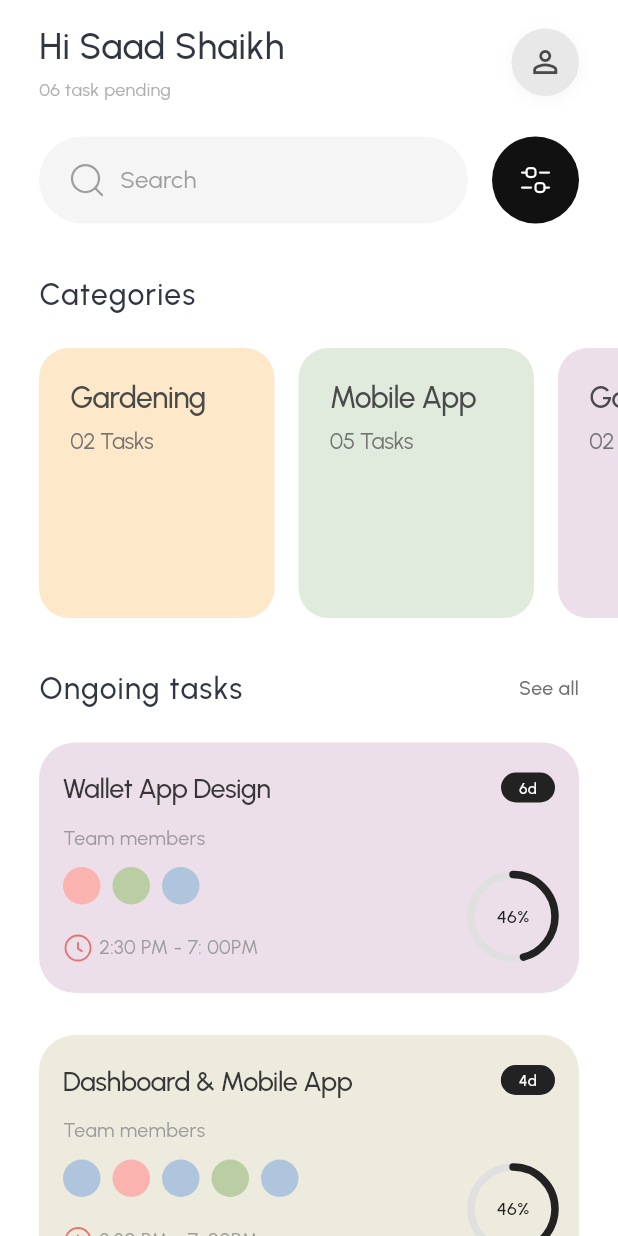
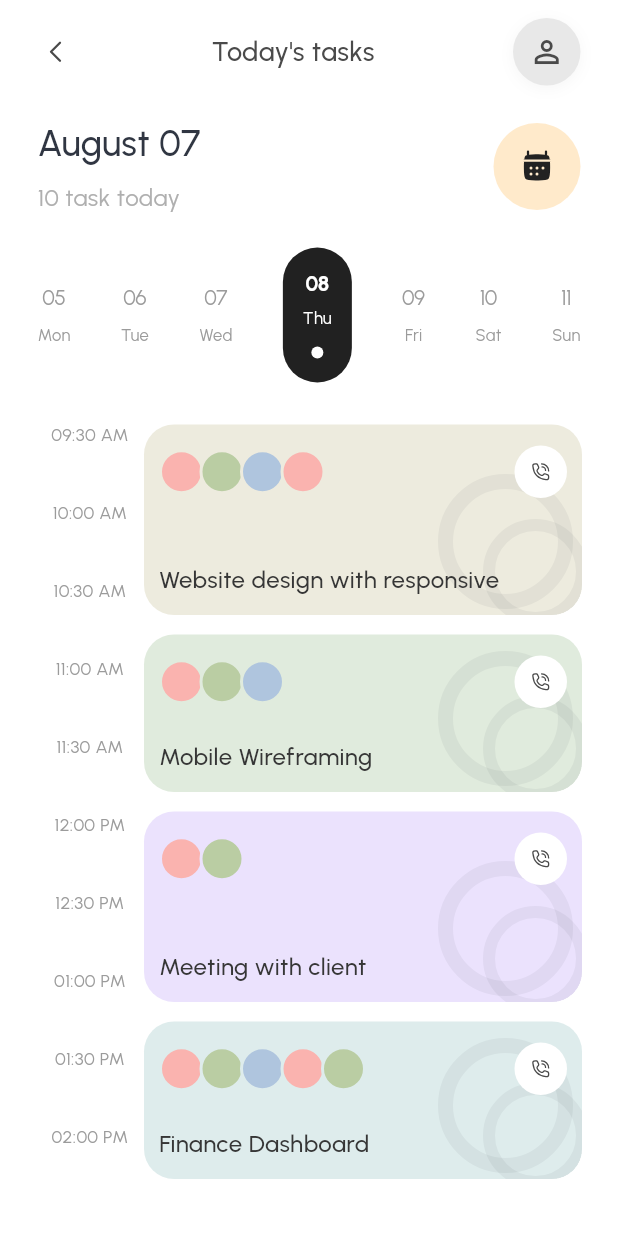
Before and after one commit to SherazAli-67/minimal-todo, a Flutter app: the screen it shows after launch, after a tap on "See all", on a phone screen of 412 x 824 dp. Run offline on Flutter 3.47's test engine with Material 3 defaults, Android fonts, the phone set to English and light mode, and no system bars; our stand-ins replace flutter_svg, go_router.

Commit message:
Minimal todo - Project Structure
1. Todays task screen completed

```diff
--- a/lib/constants/string_constant.dart
+++ b/lib/constants/string_constant.dart
@@ -9,4 +9,7 @@ class StringConst {
   static const ongoingTasks = 'Ongoing tasks';
   static const seeAll = 'See all';
   static const teamMembers = 'Team members';
+  static const todayTasks = "Today's tasks";
+  static const todayDate = 'August 07';
+  static const tasksToday = '10 task today';
 }
--- a/lib/core/app_colors.dart
+++ b/lib/core/app_colors.dart
@@ -23,4 +23,8 @@ class AppColors {
   static const memberCoral = Color(0xFFFAB3AF);
   static const memberSage = Color(0xFFBACDA3);
   static const memberBlue = Color(0xFFAFC5DE);
+  static const calendarButton = Color(0xFFFFEACB);
+  static const selectedDay = Color(0xFF212121);
+  static const timelinePurple = Color(0xFFEBE2FD);
+  static const timelineCyan = Color(0xFFDEECEC);
 }
--- a/lib/core/app_data.dart
+++ b/lib/core/app_data.dart
@@ -1,6 +1,8 @@
 import 'package:minimal_todo/core/app_colors.dart';
 import 'package:minimal_todo/core/models/category.dart';
 import 'package:minimal_todo/core/models/ongoing_task.dart';
+import 'package:minimal_todo/core/models/timeline_task.dart';
+import 'package:minimal_todo/core/models/week_day.dart';
 
 class AppData {
   static const categories = [
@@ -49,4 +51,74 @@ class AppData {
       backgroundColor: AppColors.taskBeige,
     ),
   ];
+
+  static const selectedWeekDayIndex = 3;
+
+  static const weekDays = [
+    WeekDay(day: 5, label: 'Mon'),
+    WeekDay(day: 6, label: 'Tue'),
+    WeekDay(day: 7, label: 'Wed'),
+    WeekDay(day: 8, label: 'Thu'),
+    WeekDay(day: 9, label: 'Fri'),
+    WeekDay(day: 10, label: 'Sat'),
+    WeekDay(day: 11, label: 'Sun'),
+  ];
+
+  static const timelineTimes = [
+    '09:30 AM',
+    '10:00 AM',
+    '10:30 AM',
+    '11:00 AM',
+    '11:30 AM',
+    '12:00 PM',
+    '12:30 PM',
+    '01:00 PM',
+    '01:30 PM',
+    '02:00 PM',
+  ];
+
+  static const timelineTasks = [
+    TimelineTask(
+      title: 'Website design with responsive',
+      memberColors: [
+        AppColors.memberCoral,
+        AppColors.memberSage,
+        AppColors.memberBlue,
+        AppColors.memberCoral,
+      ],
+      backgroundColor: AppColors.taskBeige,
+      cardHeight: 127,
+    ),
+    TimelineTask(
+      title: 'Mobile Wireframing',
+      memberColors: [
+        AppColors.memberCoral,
+        AppColors.memberSage,
+        AppColors.memberBlue,
+      ],
+      backgroundColor: AppColors.mobileApp,
+      cardHeight: 105,
+    ),
+    TimelineTask(
+      title: 'Meeting with client',
+      memberColors: [
+        AppColors.memberCoral,
+        AppColors.memberSage,
+      ],
+      backgroundColor: AppColors.timelinePurple,
+      cardHeight: 127,
+    ),
+    TimelineTask(
+      title: 'Finance Dashboard',
+      memberColors: [
+        AppColors.memberCoral,
+        AppColors.memberSage,
+        AppColors.memberBlue,
+        AppColors.memberCoral,
+        AppColors.memberSage,
+      ],
+      backgroundColor: AppColors.timelineCyan,
+      cardHeight: 105,
+    ),
+  ];
 }
--- a/lib/core/app_icons.dart
+++ b/lib/core/app_icons.dart
@@ -6,4 +6,5 @@ class AppIcons {
   static const icFilter = '${_iconsPath}ic_filter.svg';
   static const icClock = '${_iconsPath}ic_clock.svg';
   static const icPhone = '${_iconsPath}ic_phone.svg';
+  static const icBack = '${_iconsPath}ic_back.svg';
 }
--- a/lib/core/app_textstyles.dart
+++ b/lib/core/app_textstyles.dart
@@ -94,4 +94,70 @@ class AppTextStyles {
     height: 1.2,
     color: AppColors.badge,
   );
+
+  static const todayAppBar = TextStyle(
+    fontFamily: StringConst.appFontFamily,
+    fontSize: 18,
+    fontWeight: .w500,
+    height: 1.2,
+    color: AppColors.inkMuted,
+  );
+
+  static const tasksToday = TextStyle(
+    fontFamily: StringConst.appFontFamily,
+    fontSize: 16,
+    fontWeight: .w400,
+    height: 1.2,
+    color: AppColors.muted400,
+  );
+
+  static const weekDayNumber = TextStyle(
+    fontFamily: StringConst.appFontFamily,
+    fontSize: 14,
+    fontWeight: .w400,
+    height: 1.2,
+    letterSpacing: -0.28,
+    color: AppColors.muted500,
+  );
+
+  static const weekDayNumberSelected = TextStyle(
+    fontFamily: StringConst.appFontFamily,
+    fontSize: 14,
+    fontWeight: .w700,
+    height: 1.2,
+    letterSpacing: -0.28,
+    color: AppColors.white,
+  );
+
+  static const weekDayLabel = TextStyle(
+    fontFamily: StringConst.appFontFamily,
+    fontSize: 11,
+    fontWeight: .w400,
+    height: 1.2,
+    color: AppColors.muted500,
+  );
+
+  static const weekDayLabelSelected = TextStyle(
+    fontFamily: StringConst.appFontFamily,
+    fontSize: 11,
+    fontWeight: .w400,
+    height: 1.2,
+    color: AppColors.white,
+  );
+
+  static const timelineTime = TextStyle(
+    fontFamily: StringConst.appFontFamily,
+    fontSize: 12,
+    fontWeight: .w400,
+    height: 1.2,
+    color: AppColors.muted500,
+  );
+
+  static const timelineCardTitle = TextStyle(
+    fontFamily: StringConst.appFontFamily,
+    fontSize: 16,
+    fontWeight: .w500,
+    height: 1.2,
+    color: AppColors.inkDark,
+  );
 }
--- /dev/null
+++ b/lib/core/models/timeline_task.dart
@@ -0,0 +1,15 @@
+import 'package:flutter/material.dart';
+
+class TimelineTask {
+  const TimelineTask({
+    required this.title,
+    required this.memberColors,
+    required this.backgroundColor,
+    required this.cardHeight,
+  });
+
+  final String title;
+  final List<Color> memberColors;
+  final Color backgroundColor;
+  final double cardHeight;
+}
--- /dev/null
+++ b/lib/core/models/week_day.dart
@@ -0,0 +1,11 @@
+class WeekDay {
+  const WeekDay({
+    required this.day,
+    required this.label,
+  });
+
+  final int day;
+  final String label;
+
+  String get dayLabel => day.toString().padLeft(2, '0');
+}
--- a/lib/router/app_router.dart
+++ b/lib/router/app_router.dart
@@ -1,5 +1,6 @@
 import 'package:go_router/go_router.dart';
 import 'package:minimal_todo/screens/home/home_screen.dart';
+import 'package:minimal_todo/screens/today/today_tasks_screen.dart';
 
 GoRouter router = GoRouter(
   initialLocation: NamedRoutes.home.routeName,
@@ -8,11 +9,16 @@ GoRouter router = GoRouter(
       path: NamedRoutes.home.routeName,
       builder: (_, _) => const HomeScreen(),
     ),
+    GoRoute(
+      path: NamedRoutes.today.routeName,
+      builder: (_, _) => const TodayTasksScreen(),
+    ),
   ],
 );
 
 enum NamedRoutes {
-  home('/home');
+  home('/home'),
+  today('/today');
 
   final String routeName;
 
--- a/lib/screens/home/home_screen.dart
+++ b/lib/screens/home/home_screen.dart
@@ -1,7 +1,9 @@
 import 'package:flutter/material.dart';
+import 'package:go_router/go_router.dart';
 import 'package:minimal_todo/constants/string_constant.dart';
 import 'package:minimal_todo/core/app_data.dart';
 import 'package:minimal_todo/core/app_textstyles.dart';
+import 'package:minimal_todo/router/app_router.dart';
 import 'package:minimal_todo/screens/home/widgets/category_card.dart';
 import 'package:minimal_todo/screens/home/widgets/home_header.dart';
 import 'package:minimal_todo/screens/home/widgets/ongoing_task_card.dart';
@@ -60,7 +62,7 @@ class HomeScreen extends StatelessWidget {
                     ),
                   ),
                   GestureDetector(
-                    onTap: () {},
+                    onTap: () => context.push(NamedRoutes.today.routeName),
                     child: const Text(
                       StringConst.seeAll,
                       style: AppTextStyles.seeAll,
@@ -76,8 +78,11 @@ class HomeScreen extends StatelessWidget {
                 children: [
                   for (var i = 0; i < AppData.ongoingTasks.length; i++) ...[
                     if (i > 0) const SizedBox(height: 28),
-                    OngoingTaskCard(
-                      task: AppData.ongoingTasks[i],
+                    GestureDetector(
+                      onTap: () => context.push(NamedRoutes.today.routeName),
+                      child: OngoingTaskCard(
+                        task: AppData.ongoingTasks[i],
+                      ),
                     ),
                   ],
                 ],
--- /dev/null
+++ b/lib/screens/today/today_tasks_screen.dart
@@ -0,0 +1,95 @@
+import 'package:flutter/material.dart';
+import 'package:minimal_todo/core/app_data.dart';
+import 'package:minimal_todo/core/app_textstyles.dart';
+import 'package:minimal_todo/screens/today/widgets/timeline_task_card.dart';
+import 'package:minimal_todo/screens/today/widgets/today_date_row.dart';
+import 'package:minimal_todo/screens/today/widgets/today_header.dart';
+import 'package:minimal_todo/screens/today/widgets/week_date_strip.dart';
+
+class TodayTasksScreen extends StatefulWidget {
+  const TodayTasksScreen({super.key});
+
+  @override
+  State<TodayTasksScreen> createState() => _TodayTasksScreenState();
+}
+
+class _TodayTasksScreenState extends State<TodayTasksScreen> {
+  late int _selectedDayIndex;
+
+  @override
+  void initState() {
+    super.initState();
+    _selectedDayIndex = AppData.selectedWeekDayIndex;
+  }
+
+  @override
+  Widget build(BuildContext context) {
+    return Scaffold(
+      body: SafeArea(
+        child: ListView(
+          padding: .only(top: 12, bottom: 24),
+          children: [
+            const Padding(
+              padding: .symmetric(horizontal: 25),
+              child: TodayHeader(),
+            ),
+            const SizedBox(height: 24),
+            const Padding(
+              padding: .symmetric(horizontal: 25),
+              child: TodayDateRow(),
+            ),
+            const SizedBox(height: 24),
+            Padding(
+              padding: .symmetric(horizontal: 25),
+              child: WeekDateStrip(
+                selectedIndex: _selectedDayIndex,
+                onSelected: (index) {
+                  setState(() {
+                    _selectedDayIndex = index;
+                  });
+                },
+              ),
+            ),
+            const SizedBox(height: 28),
+            Padding(
+              padding: .symmetric(horizontal: 24),
+              child: Row(
+                crossAxisAlignment: .start,
+                children: [
+                  SizedBox(
+                    width: 72,
+                    child: Column(
+                      children: [
+                        for (final time in AppData.timelineTimes)
+                          SizedBox(
+                            height: 52,
+                            child: Text(
+                              time,
+                              textAlign: .center,
+                              style: AppTextStyles.timelineTime,
+                            ),
+                          ),
+                      ],
+                    ),
+                  ),
+                  Expanded(
+                    child: Column(
+                      children: [
+                        for (var i = 0; i < AppData.timelineTasks.length; i++) ...[
+                          if (i > 0) const SizedBox(height: 13),
+                          TimelineTaskCard(
+                            task: AppData.timelineTasks[i],
+                          ),
+                        ],
+                      ],
+                    ),
+                  ),
+                ],
+              ),
+            ),
+          ],
+        ),
+      ),
+    );
+  }
+}
--- /dev/null
+++ b/lib/screens/today/widgets/timeline_task_card.dart
@@ -0,0 +1,134 @@
+import 'package:flutter/material.dart';
+import 'package:flutter_svg/flutter_svg.dart';
+import 'package:minimal_todo/core/app_colors.dart';
+import 'package:minimal_todo/core/app_icons.dart';
+import 'package:minimal_todo/core/app_textstyles.dart';
+import 'package:minimal_todo/core/models/timeline_task.dart';
+
+class TimelineTaskCard extends StatelessWidget {
+  const TimelineTaskCard({
+    super.key,
+    required this.task,
+  });
+
+  final TimelineTask task;
+
+  @override
+  Widget build(BuildContext context) {
+    return Container(
+      width: double.infinity,
+      height: task.cardHeight,
+      clipBehavior: .hardEdge,
+      decoration: BoxDecoration(
+        color: task.backgroundColor,
+        borderRadius: .circular(20),
+      ),
+      child: Stack(
+        children: [
+          Positioned(
+            right: -24,
+            bottom: -36,
+            child: IgnorePointer(
+              child: _DecorCircles(
+                color: AppColors.ink.withValues(alpha: 0.06),
+              ),
+            ),
+          ),
+          Padding(
+            padding: .only(left: 10, top: 14, right: 10, bottom: 14),
+            child: Column(
+              crossAxisAlignment: .start,
+              children: [
+                Row(
+                  children: [
+                    Expanded(
+                      child: SizedBox(
+                        height: 30,
+                        child: Stack(
+                          children: [
+                            for (var i = 0; i < task.memberColors.length; i++)
+                              Positioned(
+                                left: i * 27,
+                                child: Container(
+                                  width: 30,
+                                  height: 30,
+                                  decoration: BoxDecoration(
+                                    color: task.memberColors[i],
+                                    shape: .circle,
+                                    border: .all(color: task.backgroundColor, width: 2),
+                                  ),
+                                ),
+                              ),
+                          ],
+                        ),
+                      ),
+                    ),
+                    Container(
+                      width: 35,
+                      height: 35,
+                      alignment: .center,
+                      decoration: const BoxDecoration(
+                        color: AppColors.white,
+                        shape: .circle,
+                      ),
+                      child: SvgPicture.asset(AppIcons.icPhone, width: 14, height: 14, colorFilter: .mode(AppColors.inkMuted, .srcIn)),
+                    ),
+                  ],
+                ),
+                const Spacer(),
+                Text(
+                  task.title,
+                  style: AppTextStyles.timelineCardTitle,
+                ),
+              ],
+            ),
+          ),
+        ],
+      ),
+    );
+  }
+}
+
+class _DecorCircles extends StatelessWidget {
+  const _DecorCircles({
+    required this.color,
+  });
+
+  final Color color;
+
+  @override
+  Widget build(BuildContext context) {
+    return SizedBox(
+      width: 140,
+      height: 140,
+      child: Stack(
+        children: [
+          Positioned(
+            left: 20,
+            top: 10,
+            child: Container(
+              width: 90,
+              height: 90,
+              decoration: BoxDecoration(
+                shape: .circle,
+                border: .all(color: color, width: 10),
+              ),
+            ),
+          ),
+          Positioned(
+            left: 50,
+            top: 40,
+            child: Container(
+              width: 70,
+              height: 70,
+              decoration: BoxDecoration(
+                shape: .circle,
+                border: .all(color: color, width: 8),
+              ),
+            ),
+          ),
+        ],
+      ),
+    );
+  }
+}
--- /dev/null
+++ b/lib/screens/today/widgets/today_date_row.dart
@@ -0,0 +1,47 @@
+import 'package:flutter/material.dart';
+import 'package:flutter_svg/flutter_svg.dart';
+import 'package:minimal_todo/constants/string_constant.dart';
+import 'package:minimal_todo/core/app_colors.dart';
+import 'package:minimal_todo/core/app_icons.dart';
+import 'package:minimal_todo/core/app_textstyles.dart';
+
+class TodayDateRow extends StatelessWidget {
+  const TodayDateRow({super.key});
+
+  @override
+  Widget build(BuildContext context) {
+    return Row(
+      children: [
+        const Expanded(
+          child: Column(
+            crossAxisAlignment: .start,
+            children: [
+              Text(
+                StringConst.todayDate,
+                style: AppTextStyles.greeting,
+              ),
+              SizedBox(height: 12),
+              Text(
+                StringConst.tasksToday,
+                style: AppTextStyles.tasksToday,
+              ),
+            ],
+          ),
+        ),
+        GestureDetector(
+          onTap: () {},
+          child: Container(
+            width: 58,
+            height: 58,
+            alignment: .center,
+            decoration: const BoxDecoration(
+              color: AppColors.calendarButton,
+              shape: .circle,
+            ),
+            child: SvgPicture.asset(AppIcons.icCalendar, width: 24, height: 24),
+          ),
+        ),
+      ],
+    );
+  }
+}
--- /dev/null
+++ b/lib/screens/today/widgets/today_header.dart
@@ -0,0 +1,50 @@
+import 'package:flutter/material.dart';
+import 'package:flutter_svg/flutter_svg.dart';
+import 'package:go_router/go_router.dart';
+import 'package:minimal_todo/constants/string_constant.dart';
+import 'package:minimal_todo/core/app_colors.dart';
+import 'package:minimal_todo/core/app_icons.dart';
+import 'package:minimal_todo/core/app_textstyles.dart';
+
+class TodayHeader extends StatelessWidget {
+  const TodayHeader({super.key});
+
+  @override
+  Widget build(BuildContext context) {
+    return Row(
+      children: [
+        GestureDetector(
+          onTap: () => context.pop(),
+          child: SvgPicture.asset(AppIcons.icBack, width: 24, height: 24, colorFilter: .mode(AppColors.inkMuted, .srcIn)),
+        ),
+        const Expanded(
+          child: Text(
+            StringConst.todayTasks,
+            textAlign: .center,
+            style: AppTextStyles.todayAppBar,
+          ),
+        ),
+        Container(
+          width: 45,
+          height: 45,
+          decoration: BoxDecoration(
+            color: AppColors.avatarFallback,
+            shape: .circle,
+            boxShadow: [
+              BoxShadow(
+                color: AppColors.black.withValues(alpha: 0.04),
+                blurRadius: 8,
+                offset: const Offset(0, 2),
+              ),
+            ],
+          ),
+          child: const Icon(
+            Icons.person_outline,
+            color: AppColors.inkMuted,
+            size: 24,
+          ),
+        ),
+      ],
+    );
+  }
+}
--- /dev/null
+++ b/lib/screens/today/widgets/week_date_strip.dart
@@ -0,0 +1,94 @@
+import 'package:flutter/material.dart';
+import 'package:minimal_todo/core/app_colors.dart';
+import 'package:minimal_todo/core/app_data.dart';
+import 'package:minimal_todo/core/app_textstyles.dart';
+import 'package:minimal_todo/core/models/week_day.dart';
+
+class WeekDateStrip extends StatelessWidget {
+  const WeekDateStrip({
+    super.key,
+    required this.selectedIndex,
+    required this.onSelected,
+  });
+
+  final int selectedIndex;
+  final ValueChanged<int> onSelected;
+
+  @override
+  Widget build(BuildContext context) {
+    return Row(
+      mainAxisAlignment: .spaceBetween,
+      crossAxisAlignment: .center,
+      children: [
+        for (var i = 0; i < AppData.weekDays.length; i++)
+          _WeekDayItem(
+            weekDay: AppData.weekDays[i],
+            isSelected: i == selectedIndex,
+            onTap: () => onSelected(i),
+          ),
+      ],
+    );
+  }
+}
+
+class _WeekDayItem extends StatelessWidget {
+  const _WeekDayItem({
+    required this.weekDay,
+    required this.isSelected,
+    required this.onTap,
+  });
+
+  final WeekDay weekDay;
+  final bool isSelected;
+  final VoidCallback onTap;
+
+  @override
+  Widget build(BuildContext context) {
+    final content = Column(
+      mainAxisSize: .min,
+      mainAxisAlignment: .center,
+      children: [
+        Text(
+          weekDay.dayLabel,
+          maxLines: 1,
+          softWrap: false,
+          style: isSelected ? AppTextStyles.weekDayNumberSelected : AppTextStyles.weekDayNumber,
+        ),
+        SizedBox(height: isSelected ? 8 : 10),
+        Text(
+          weekDay.label,
+          maxLines: 1,
+          softWrap: false,
+          style: isSelected ? AppTextStyles.weekDayLabelSelected : AppTextStyles.weekDayLabel,
+        ),
+        if (isSelected) ...[
+          const SizedBox(height: 12),
+          Container(
+            width: 8,
+            height: 8,
+            decoration: const BoxDecoration(
+              color: AppColors.white,
+              shape: .circle,
+            ),
+          ),
+        ],
+      ],
+    );
+
+    return GestureDetector(
+      onTap: onTap,
+      child: isSelected
+          ? Container(
+              width: 46,
+              height: 90,
+              alignment: .center,
+              decoration: BoxDecoration(
+                color: AppColors.selectedDay,
+                borderRadius: .circular(128),
+              ),
+              child: content,
+            )
+          : content,
+    );
+  }
+}
```
Also changed, not shown: assets/icons/ic_back.svg (added), 1 other file.
